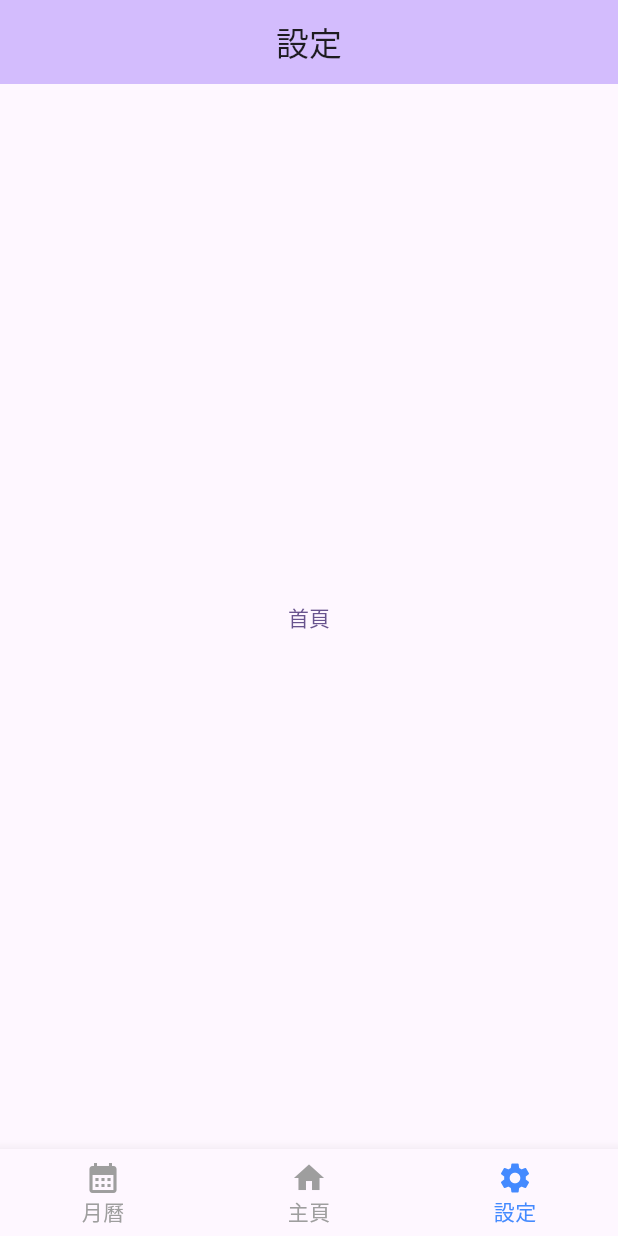
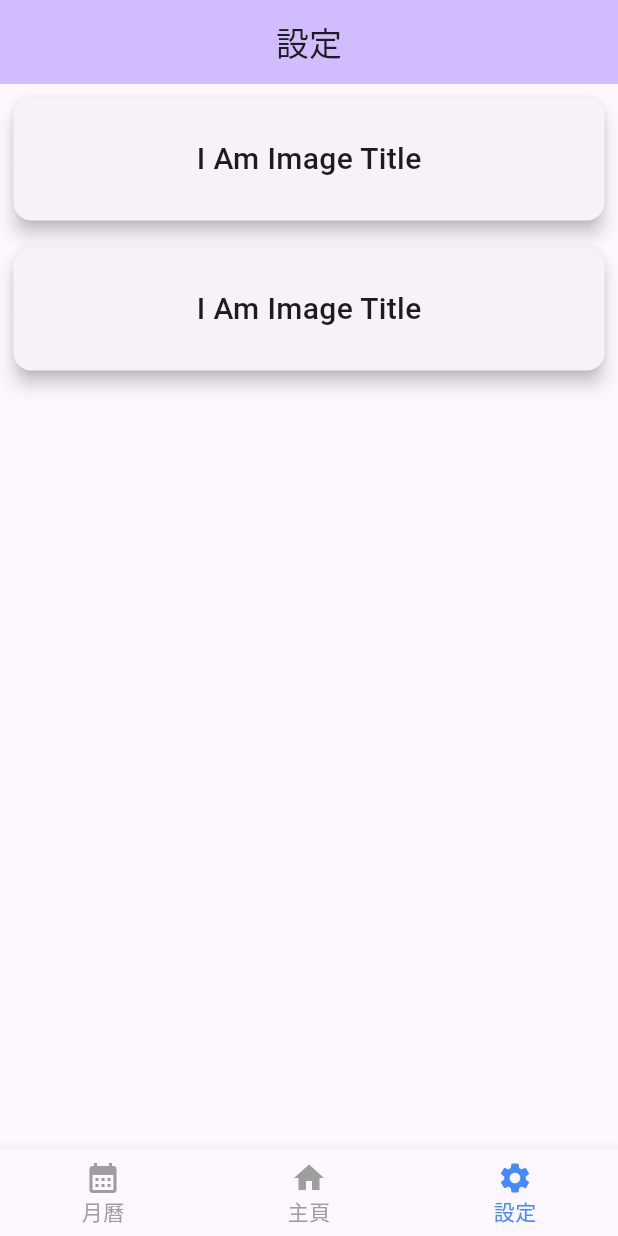
Before and after one commit to LinZH-1995/Flutter-Practice, a Flutter app: the screen it shows after launch, item 3 of the bottom bar chosen, on a phone screen of 412 x 824 dp. Run offline on Flutter 3.47's test engine with Material 3 defaults, Android fonts, the phone set to English and light mode, and no system bars; our stand-ins replace flutter_dotenv; network calls fail.

Commit message:
修改加入最愛按鈕樣式，修改最愛頁面(以卡片形式呈現)

```diff
--- a/lib/pages/favorite_page.dart
+++ b/lib/pages/favorite_page.dart
@@ -12,6 +12,27 @@ class _FavoritePageState extends State<FavoritePage> {
   Widget build(BuildContext context) {
     // double deviceWidth = MediaQuery.of(context).size.width;
 
+    return ListView.builder(
+      itemCount: 2,
+      itemBuilder: (BuildContext context, int index) {
+        return Container(
+          height: 100,
+          padding: EdgeInsets.all(5.0),
+          child: const Expanded(
+            child: Card(
+              elevation: 5.0,
+              child: Center(
+                child: Text(
+                  'I Am Image Title',
+                  style: TextStyle(fontSize: 20, fontWeight: FontWeight.w500),
+                ),
+              ),
+            ),
+          ),
+        );
+      },
+    );
+
     return Center(
       child: TextButton(
         onPressed: () {
@@ -22,62 +43,5 @@ class _FavoritePageState extends State<FavoritePage> {
         child: const Text('首頁'),
       ),
     );
-
-    // return SingleChildScrollView(
-    //   child: Column(
-    //     children: <Widget>[
-    //       Stack(
-    //         children: [
-    //           Container(
-    //             constraints: BoxConstraints(minHeight: deviceWidth),
-    //             width: deviceWidth,
-    //             child: Image.network(
-    //               'https://apod.nasa.gov/apod/image/2209/WaterlessEarth2_woodshole_2520.jpg',
-    //               loadingBuilder:
-    //                   (
-    //                     BuildContext context,
-    //                     Widget child,
-    //                     ImageChunkEvent? loadingProgress,
-    //                   ) {
-    //                     if (loadingProgress == null) return child;
-    //                     return Center(
-    //                       child: CircularProgressIndicator(
-    //                         value: loadingProgress.expectedTotalBytes != null
-    //                             ? loadingProgress.cumulativeBytesLoaded /
-    //                                   loadingProgress.expectedTotalBytes!
-    //                             : null,
-    //                       ),
-    //                     );
-    //                   },
-    //             ),
-    //           ),
-    //           Positioned(
-    //             top: 10.0,
-    //             right: 10.0,
-    //             child: ElevatedButton(
-    //               onPressed: () {
-    //                 print('123');
-    //               },
-    //               child: const Text('加入最愛2'),
-    //             ),
-    //           ),
-    //         ],
-    //       ),
-    //       const Text(
-    //         '''How much of planet Earth is made of water? Very little, actually.
-    //           Although oceans of water cover about 70 percent of Earth's surface, these oceans are
-    //           shallow compared to the Earth's radius. The featured illustration shows what would happen
-    //          if all of the water on or near the surface of the Earth were bunched up into a ball.
-    //          The radius of this ball would be only about 700 kilometers, less than half the radius of
-    //          the Earth's Moon, but slightly larger than Saturn's moon Rhea which, like many moons in
-    //          our outer Solar System, is mostly water ice. The next smallest ball depicts all of
-    //          Earth's liquid fresh water, while the tiniest ball shows the volume of all of Earth's
-    //          fresh-water lakes and rivers. How any of this water came to be on the Earth and whether
-    //          any significant amount is trapped far beneath Earth's surface remain topics of research.''',
-    //         style: TextStyle(fontSize: 12, color: Colors.blueGrey),
-    //       ),
-    //     ],
-    //   ),
-    // );
   }
 }
--- a/lib/pages/main_page.dart
+++ b/lib/pages/main_page.dart
@@ -52,8 +52,6 @@ class _MainPageState extends State<MainPage> {
         builder: (context, snapshot) {
           if (snapshot.hasData) {
             ApodData? data = snapshot.data;
-            // Null data;
-            print(data);
             return Column(
               children: <Widget>[
                 Padding(
@@ -112,7 +110,7 @@ class _MainPageState extends State<MainPage> {
                         onPressed: () {
                           print('add to favorite');
                         },
-                        child: const Text('加入最愛'),
+                        child: Icon(Icons.favorite, color: Colors.red)
                       ),
                     ),
                   ],
--- a/pubspec.yaml
+++ b/pubspec.yaml
@@ -57,6 +57,7 @@ flutter:
   # The following line ensures that the Material Icons font is
   # included with your application, so that you can use the icons in
   # the material Icons class.
+  # 要直接取用Flutter 內預設提供的material design元件，需要先在pubspec.yaml加入 uses-material-design:true
   uses-material-design: true
   assets:
   - .env
```
